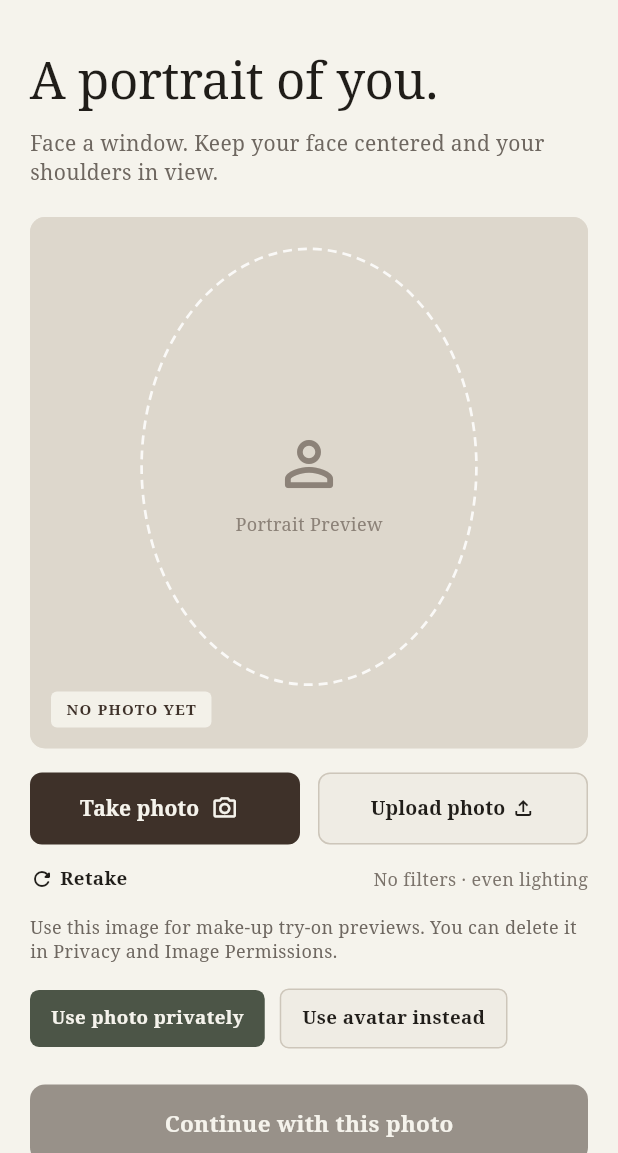
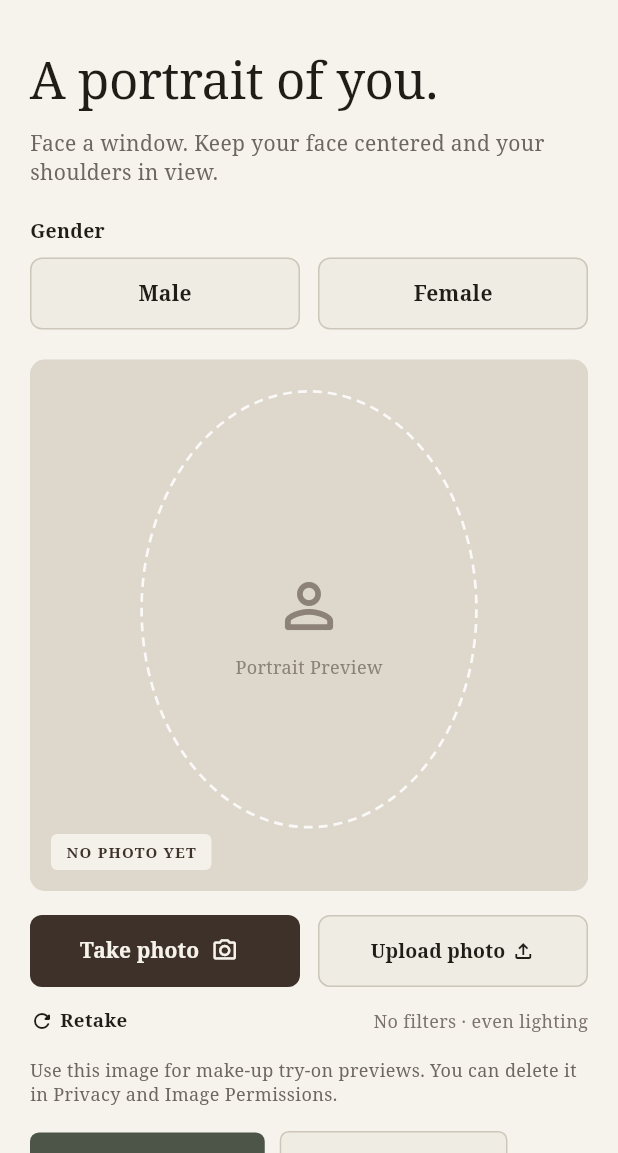
Before and after one commit to asmitaghosal786-bit/Evoqe, a Flutter app: the ThirdScreen screen opened directly, on a phone screen of 412 x 824 dp, the part 83-1236 px from its top. Run offline on Flutter 3.47's test engine with Material 3 defaults, Android fonts, the phone set to English and light mode, and no system bars; our stand-ins replace flutter_secure_storage, image_picker, sqflite; missing offline and left inert: bcrypt, cryptography; accounts and stored records are empty; network calls fail; statements that could not run were skipped.

Commit message:
* Add gender selection to selfie capture screen * Update user profile model with gender field * Update widget tests

```diff
--- a/lib/models/user_profile.dart
+++ b/lib/models/user_profile.dart
@@ -4,6 +4,7 @@ class UserProfile {
   String email;
   String? selfiePath;
   bool useAvatarInsteadOfPhoto;
+  String? gender;
   Map<String, String?> bodyPhotoPaths;
   double? heightCm;
   double? weightKg;
@@ -39,6 +40,7 @@ class UserProfile {
     required this.email,
     this.selfiePath,
     this.useAvatarInsteadOfPhoto = false,
+    this.gender,
     Map<String, String?>? bodyPhotoPaths,
     this.heightCm,
     this.weightKg,
@@ -101,6 +103,7 @@ class UserProfile {
     'email': email,
     'selfiePath': selfiePath,
     'useAvatarInsteadOfPhoto': useAvatarInsteadOfPhoto,
+    'gender': gender,
     'bodyPhotoPaths': bodyPhotoPaths,
     'heightCm': heightCm,
     'weightKg': weightKg,
@@ -155,6 +158,7 @@ class UserProfile {
       selfiePath: json['selfiePath'] as String?,
       useAvatarInsteadOfPhoto:
       (json['useAvatarInsteadOfPhoto'] as bool?) ?? false,
+      gender: json['gender'] as String?,
       bodyPhotoPaths: photos,
       // num -> double, because JSON may give back an int (e.g. 170 not 170.0)
       heightCm: (json['heightCm'] as num?)?.toDouble(),
--- a/lib/screens/selfie_capture.dart
+++ b/lib/screens/selfie_capture.dart
@@ -21,6 +21,7 @@ class _ThirdScreenState extends State<ThirdScreen> {
   bool _isBusy = false;
   ImageSource _lastSource = ImageSource.camera;
   String? _selfieName; // encrypted file name, not a path
+  String? _gender;
 
   @override
   void initState() {
@@ -28,6 +29,7 @@ class _ThirdScreenState extends State<ThirdScreen> {
     final user = context.read<SessionState>().currentUser;
     _selfieName = user?.selfiePath;
     _useAvatarInstead = user?.useAvatarInsteadOfPhoto ?? false;
+    _gender = user?.gender;
   }
 
   void _showSnackBar(String message) {
@@ -77,15 +79,20 @@ class _ThirdScreenState extends State<ThirdScreen> {
   }
 
   Future<void> _continue() async {
-    final canContinue = _selfieName != null || _useAvatarInstead;
-    if (!canContinue) {
+    if (_gender == null) {
+      _showSnackBar('Please select your gender to continue.');
+      return;
+    }
+    final canContinuePhoto = _selfieName != null || _useAvatarInstead;
+    if (!canContinuePhoto) {
       _showSnackBar('Add a photo or choose an avatar to continue.');
       return;
     }
 
-    await context
-        .read<SessionState>()
-        .updateProfile((p) => p.useAvatarInsteadOfPhoto = _useAvatarInstead);
+    await context.read<SessionState>().updateProfile((p) {
+      p.useAvatarInsteadOfPhoto = _useAvatarInstead;
+      p.gender = _gender;
+    });
     if (!mounted) return;
 
     // TODO(nav): first-time onboarding flow.
@@ -97,7 +104,7 @@ class _ThirdScreenState extends State<ThirdScreen> {
 
   @override
   Widget build(BuildContext context) {
-    final canContinue = _selfieName != null || _useAvatarInstead;
+    final canContinue = (_selfieName != null || _useAvatarInstead) && _gender != null;
     final isPhotoActionEnabled = !_isBusy && !_useAvatarInstead;
 
     return Scaffold(
@@ -169,6 +176,95 @@ class _ThirdScreenState extends State<ThirdScreen> {
                     color: Color(0xFF6E6760),
                     height: 1.35,
                   ),
+                ),
+
+                const SizedBox(height: 20),
+
+                // Gender Selection Buttons
+                const Text(
+                  'Gender',
+                  style: TextStyle(
+                    fontSize: 13,
+                    fontWeight: FontWeight.w600,
+                    color: Color(0xFF201D19),
+                    letterSpacing: 0.2,
+                  ),
+                ),
+                const SizedBox(height: 8),
+                Row(
+                  children: [
+                    Expanded(
+                      child: GestureDetector(
+                        onTap: () {
+                          setState(() {
+                            _gender = 'Male';
+                          });
+                        },
+                        child: Container(
+                          height: 48,
+                          alignment: Alignment.center,
+                          decoration: BoxDecoration(
+                            color: _gender == 'Male'
+                                ? const Color(0xFF4C5547)
+                                : const Color(0xFFEFECE4),
+                            borderRadius: BorderRadius.circular(8.0),
+                            border: _gender == 'Male'
+                                ? null
+                                : Border.all(
+                                    color: const Color(0xFFCDC6BA),
+                                    width: 1.0,
+                                  ),
+                          ),
+                          child: Text(
+                            'Male',
+                            style: TextStyle(
+                              fontSize: 14,
+                              fontWeight: FontWeight.w600,
+                              color: _gender == 'Male'
+                                  ? const Color(0xFFF5F3EC)
+                                  : const Color(0xFF201D19),
+                            ),
+                          ),
+                        ),
+                      ),
+                    ),
+                    const SizedBox(width: 12),
+                    Expanded(
+                      child: GestureDetector(
+                        onTap: () {
+                          setState(() {
+                            _gender = 'Female';
+                          });
+                        },
+                        child: Container(
+                          height: 48,
+                          alignment: Alignment.center,
+                          decoration: BoxDecoration(
+                            color: _gender == 'Female'
+                                ? const Color(0xFF4C5547)
+                                : const Color(0xFFEFECE4),
+                            borderRadius: BorderRadius.circular(8.0),
+                            border: _gender == 'Female'
+                                ? null
+                                : Border.all(
+                                    color: const Color(0xFFCDC6BA),
+                                    width: 1.0,
+                                  ),
+                          ),
+                          child: Text(
+                            'Female',
+                            style: TextStyle(
+                              fontSize: 14,
+                              fontWeight: FontWeight.w600,
+                              color: _gender == 'Female'
+                                  ? const Color(0xFFF5F3EC)
+                                  : const Color(0xFF201D19),
+                            ),
+                          ),
+                        ),
+                      ),
+                    ),
+                  ],
                 ),
 
                 const SizedBox(height: 20),
```
Also changed, not shown: 1 other file.
